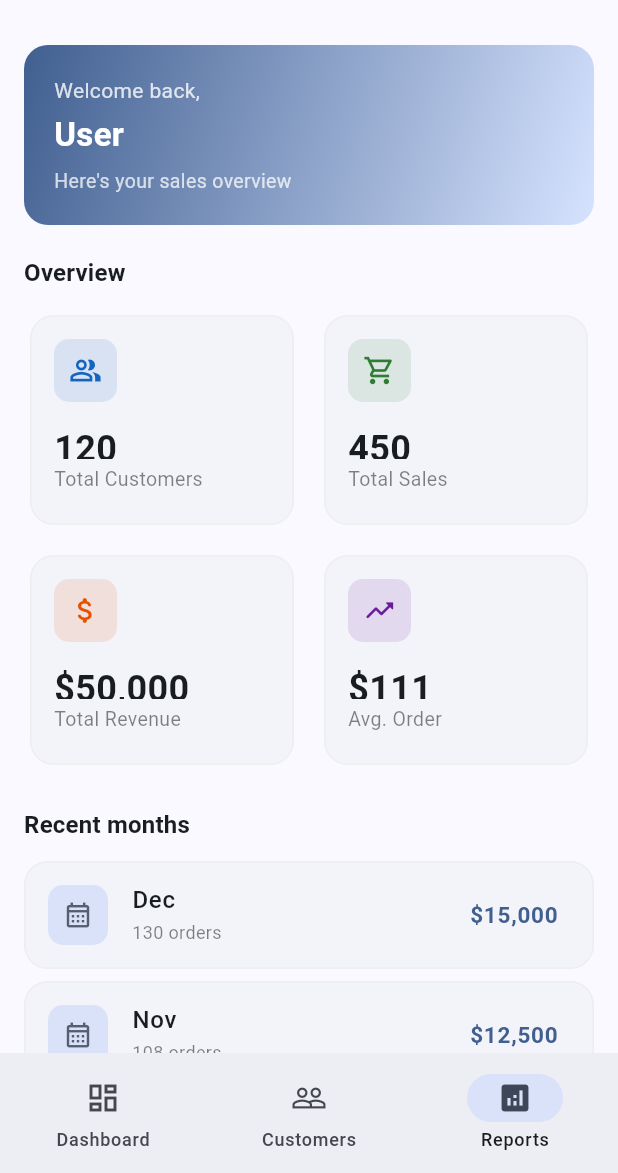
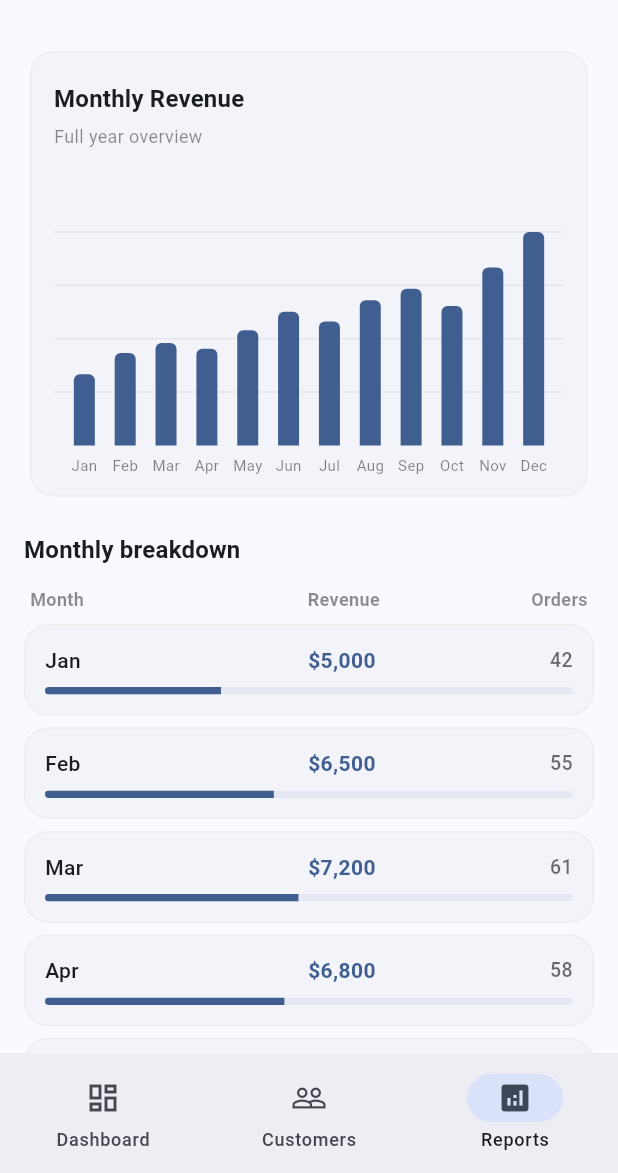
Before and after one commit to jerronjunior/Sales_reporter, a Flutter app: the HomeScreen screen opened directly, item 3 of the bottom bar chosen, on a phone screen of 412 x 824 dp, the part 63-1236 px from its top. Run offline on Flutter 3.47's test engine with Material 3 defaults, Android fonts, the phone set to English and light mode, and no system bars; drawn by our look-alikes of fl_chart; our stand-ins replace flutter_riverpod, shared_preferences; accounts and stored records are empty.

Commit message:
Refactor ReportsScreen to enhance UI with a bar chart for monthly revenue and update report display

```diff
--- a/lib/screens/reports_screen.dart
+++ b/lib/screens/reports_screen.dart
@@ -1,8 +1,8 @@
 import 'package:flutter/material.dart';
 import 'package:flutter_riverpod/flutter_riverpod.dart';
+import 'package:fl_chart/fl_chart.dart';
 import 'package:intl/intl.dart';
 import '../providers/app_providers.dart';
-import '../widgets/stat_card.dart';
 import '../widgets/app_error_widget.dart';
 
 class ReportsScreen extends ConsumerWidget {
@@ -10,25 +10,29 @@ class ReportsScreen extends ConsumerWidget {
 
   @override
   Widget build(BuildContext context, WidgetRef ref) {
-    final auth   = ref.watch(authProvider);
-    final report = ref.watch(reportProvider);
+    final state  = ref.watch(reportProvider);
     final scheme = Theme.of(context).colorScheme;
-
-    final fmt     = NumberFormat.compact(locale: 'en_US');
     final currFmt = NumberFormat.currency(symbol: '\$', decimalDigits: 0);
 
-    if (report.isLoading) {
+    if (state.isLoading) {
       return const Center(child: CircularProgressIndicator());
     }
 
-    if (report.error != null) {
+    if (state.error != null) {
       return AppErrorWidget(
-        message: report.error!,
+        message: state.error!,
         onRetry: () => ref.read(reportProvider.notifier).fetchAll(),
       );
     }
 
-    final stats = report.stats;
+    if (state.reports.isEmpty) {
+      return const Center(child: Text('No report data available'));
+    }
+
+    final reports = state.reports;
+    final maxRevenue = reports
+        .map((r) => r.revenue)
+        .reduce((a, b) => a > b ? a : b);
 
     return RefreshIndicator(
       onRefresh: () => ref.read(reportProvider.notifier).fetchAll(),
@@ -38,147 +42,221 @@ class ReportsScreen extends ConsumerWidget {
         child: Column(
           crossAxisAlignment: CrossAxisAlignment.start,
           children: [
-            // Welcome banner
-            Container(
-              width: double.infinity,
-              padding: const EdgeInsets.all(20),
-              decoration: BoxDecoration(
-                gradient: LinearGradient(
-                  colors: [scheme.primary, scheme.primaryContainer],
-                  begin: Alignment.topLeft,
-                  end: Alignment.bottomRight,
-                ),
-                borderRadius: BorderRadius.circular(16),
-              ),
+            // Chart card
+            Card(
+              child: Padding(
+                padding: const EdgeInsets.fromLTRB(16, 20, 16, 12),
                 child: Column(
                   crossAxisAlignment: CrossAxisAlignment.start,
                   children: [
+                    Text('Monthly Revenue',
+                        style: Theme.of(context)
+                            .textTheme
+                            .titleMedium
+                            ?.copyWith(fontWeight: FontWeight.w700)),
+                    const SizedBox(height: 4),
                     Text(
-                    'Welcome back,',
+                      'Full year overview',
                       style: TextStyle(
-                      color: scheme.onPrimary.withOpacity(0.8),
-                      fontSize: 14,
+                        fontSize: 12,
+                        color: scheme.onSurface.withOpacity(0.5),
                       ),
                     ),
-                  const SizedBox(height: 4),
-                  Text(
-                    auth.user?.name ?? 'User',
+                    const SizedBox(height: 20),
+                    SizedBox(
+                      height: 200,
+                      child: BarChart(
+                        BarChartData(
+                          maxY: maxRevenue * 1.25,
+                          barTouchData: BarTouchData(
+                            touchTooltipData: BarTouchTooltipData(
+                              getTooltipItem: (group, gIndex, rod, rIndex) {
+                                return BarTooltipItem(
+                                  '${reports[group.x].month}\n',
+                                  const TextStyle(
+                                      fontWeight: FontWeight.bold,
+                                      fontSize: 12),
+                                  children: [
+                                    TextSpan(
+                                      text: currFmt.format(rod.toY),
                                       style: TextStyle(
-                      color: scheme.onPrimary,
-                      fontSize: 22,
-                      fontWeight: FontWeight.bold,
+                                        color: scheme.primary,
+                                        fontSize: 12,
+                                        fontWeight: FontWeight.w500,
                                       ),
                                     ),
-                  const SizedBox(height: 6),
-                  Text(
-                    "Here's your sales overview",
+                                  ],
+                                );
+                              },
+                            ),
+                          ),
+                          gridData: FlGridData(
+                            drawVerticalLine: false,
+                            horizontalInterval: maxRevenue / 4,
+                            getDrawingHorizontalLine: (_) => FlLine(
+                              color: scheme.onSurface.withOpacity(0.07),
+                              strokeWidth: 1,
+                            ),
+                          ),
+                          borderData: FlBorderData(show: false),
+                          titlesData: FlTitlesData(
+                            leftTitles: const AxisTitles(
+                                sideTitles: SideTitles(showTitles: false)),
+                            rightTitles: const AxisTitles(
+                                sideTitles: SideTitles(showTitles: false)),
+                            topTitles: const AxisTitles(
+                                sideTitles: SideTitles(showTitles: false)),
+                            bottomTitles: AxisTitles(
+                              sideTitles: SideTitles(
+                                showTitles: true,
+                                getTitlesWidget: (value, meta) {
+                                  final idx = value.toInt();
+                                  if (idx < 0 || idx >= reports.length) {
+                                    return const SizedBox();
+                                  }
+                                  return Padding(
+                                    padding: const EdgeInsets.only(top: 6),
+                                    child: Text(
+                                      reports[idx].month.substring(0, 3),
                                       style: TextStyle(
-                      color: scheme.onPrimary.withOpacity(0.75),
-                      fontSize: 13,
+                                        fontSize: 10,
+                                        color:
+                                            scheme.onSurface.withOpacity(0.55),
+                                      ),
+                                    ),
+                                  );
+                                },
+                              ),
+                            ),
+                          ),
+                          barGroups: List.generate(reports.length, (i) {
+                            return BarChartGroupData(
+                              x: i,
+                              barRods: [
+                                BarChartRodData(
+                                  toY: reports[i].revenue,
+                                  color: scheme.primary,
+                                  width: 14,
+                                  borderRadius: const BorderRadius.only(
+                                    topLeft: Radius.circular(4),
+                                    topRight: Radius.circular(4),
+                                  ),
+                                ),
+                              ],
+                            );
+                          }),
+                        ),
                       ),
                     ),
                   ],
                 ),
               ),
+            ),
             const SizedBox(height: 20),
             Text(
-              'Overview',
+              'Monthly breakdown',
               style: Theme.of(context)
                   .textTheme
                   .titleMedium
                   ?.copyWith(fontWeight: FontWeight.w700),
             ),
             const SizedBox(height: 12),
-
-            // ── Stats grid (fixed height per cell — never overflows) ──
-            GridView.builder(
-              shrinkWrap: true,
-              physics: const NeverScrollableScrollPhysics(),
-              gridDelegate: const SliverGridDelegateWithFixedCrossAxisCount(
-                crossAxisCount: 2,
-                crossAxisSpacing: 12,
-                mainAxisSpacing: 12,
-                mainAxisExtent: 148, // fixed pixel height — no overflow
-              ),
-              itemCount: 4,
-              itemBuilder: (context, index) {
-                switch (index) {
-                  case 0:
-                    return StatCard(
-                      title: 'Total Customers',
-                      value: fmt.format(stats?.totalCustomers ?? 0),
-                      icon: Icons.people_alt_outlined,
-                      color: const Color(0xFF1565C0),
-                    );
-                  case 1:
-                    return StatCard(
-                      title: 'Total Sales',
-                      value: fmt.format(stats?.totalSales ?? 0),
-                      icon: Icons.shopping_cart_outlined,
-                      color: const Color(0xFF2E7D32),
-                    );
-                  case 2:
-                    return StatCard(
-                      title: 'Total Revenue',
-                      value: currFmt.format(stats?.totalRevenue ?? 0),
-                      icon: Icons.attach_money_rounded,
-                      color: const Color(0xFFE65100),
-                    );
-                  case 3:
-                    return StatCard(
-                      title: 'Avg. Order',
-                      value: stats != null && stats.totalSales > 0
-                          ? currFmt.format(stats.totalRevenue / stats.totalSales)
-                          : '\$0',
-                      icon: Icons.trending_up_rounded,
-                      color: const Color(0xFF6A1B9A),
-                    );
-                  default:
-                    return const SizedBox();
-                }
-              },
-            ),
-
-            const SizedBox(height: 24),
-            Text(
-              'Recent months',
-              style: Theme.of(context)
-                  .textTheme
-                  .titleMedium
-                  ?.copyWith(fontWeight: FontWeight.w700),
-            ),
-            const SizedBox(height: 12),
-            ...report.reports.reversed.take(4).map(
-              (r) => Card(
-                margin: const EdgeInsets.only(bottom: 8),
-                child: ListTile(
-                  leading: Container(
-                    width: 40,
-                    height: 40,
-                    decoration: BoxDecoration(
-                      color: scheme.secondaryContainer,
-                      borderRadius: BorderRadius.circular(10),
-                    ),
-                    child: Icon(Icons.calendar_month_outlined,
-                        size: 20, color: scheme.secondary),
-                  ),
-                  title: Text(r.month,
-                      style: const TextStyle(fontWeight: FontWeight.w500)),
-                  subtitle: Text('${r.orders} orders',
+            // Table header
+            Padding(
+              padding: const EdgeInsets.symmetric(horizontal: 4),
+              child: Row(
+                children: [
+                  Expanded(
+                    flex: 3,
+                    child: Text('Month',
                         style: TextStyle(
                             fontSize: 12,
-                          color: scheme.onSurface.withOpacity(0.55))),
-                  trailing: Text(
+                            fontWeight: FontWeight.w600,
+                            color: scheme.onSurface.withOpacity(0.5))),
+                  ),
+                  Expanded(
+                    flex: 3,
+                    child: Text('Revenue',
+                        textAlign: TextAlign.center,
+                        style: TextStyle(
+                            fontSize: 12,
+                            fontWeight: FontWeight.w600,
+                            color: scheme.onSurface.withOpacity(0.5))),
+                  ),
+                  Expanded(
+                    flex: 2,
+                    child: Text('Orders',
+                        textAlign: TextAlign.end,
+                        style: TextStyle(
+                            fontSize: 12,
+                            fontWeight: FontWeight.w600,
+                            color: scheme.onSurface.withOpacity(0.5))),
+                  ),
+                ],
+              ),
+            ),
+            const SizedBox(height: 8),
+            // Report rows
+            ...reports.map((r) {
+              final barW = r.revenue / maxRevenue;
+              return Card(
+                margin: const EdgeInsets.only(bottom: 8),
+                child: Padding(
+                  padding: const EdgeInsets.all(14),
+                  child: Column(
+                    children: [
+                      Row(
+                        children: [
+                          Expanded(
+                            flex: 3,
+                            child: Text(r.month,
+                                style: const TextStyle(
+                                    fontWeight: FontWeight.w500,
+                                    fontSize: 14)),
+                          ),
+                          Expanded(
+                            flex: 3,
+                            child: Text(
                               currFmt.format(r.revenue),
+                              textAlign: TextAlign.center,
                               style: TextStyle(
                                 fontWeight: FontWeight.w700,
+                                fontSize: 14,
                                 color: scheme.primary,
-                      fontSize: 15,
                               ),
                             ),
                           ),
+                          Expanded(
+                            flex: 2,
+                            child: Text(
+                              '${r.orders}',
+                              textAlign: TextAlign.end,
+                              style: TextStyle(
+                                fontWeight: FontWeight.w500,
+                                fontSize: 13,
+                                color: scheme.onSurface.withOpacity(0.65),
                               ),
                             ),
+                          ),
+                        ],
+                      ),
+                      const SizedBox(height: 8),
+                      // Mini progress bar
+                      ClipRRect(
+                        borderRadius: BorderRadius.circular(4),
+                        child: LinearProgressIndicator(
+                          value: barW,
+                          minHeight: 5,
+                          backgroundColor: scheme.primary.withOpacity(0.08),
+                          valueColor:
+                              AlwaysStoppedAnimation<Color>(scheme.primary),
+                        ),
+                      ),
+                    ],
+                  ),
+                ),
+              );
+            }),
             const SizedBox(height: 16),
           ],
         ),
```
Lines whose indentation alone changed are shown as unchanged.
